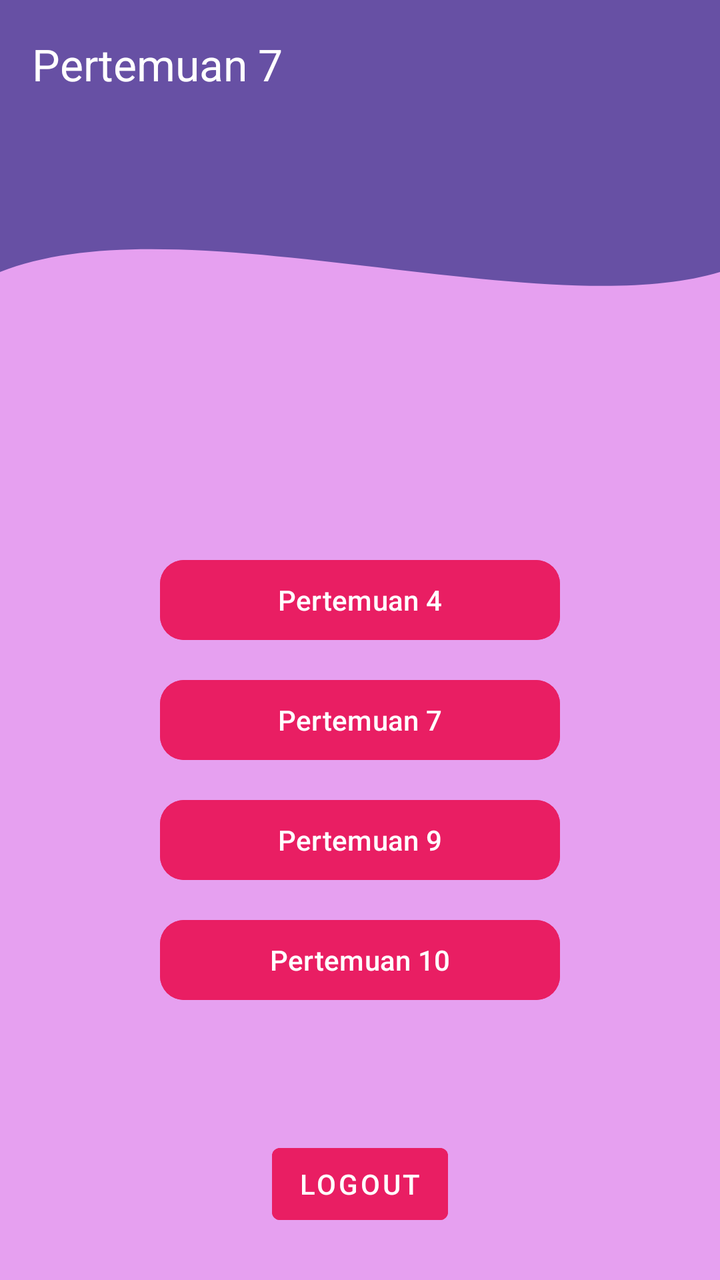
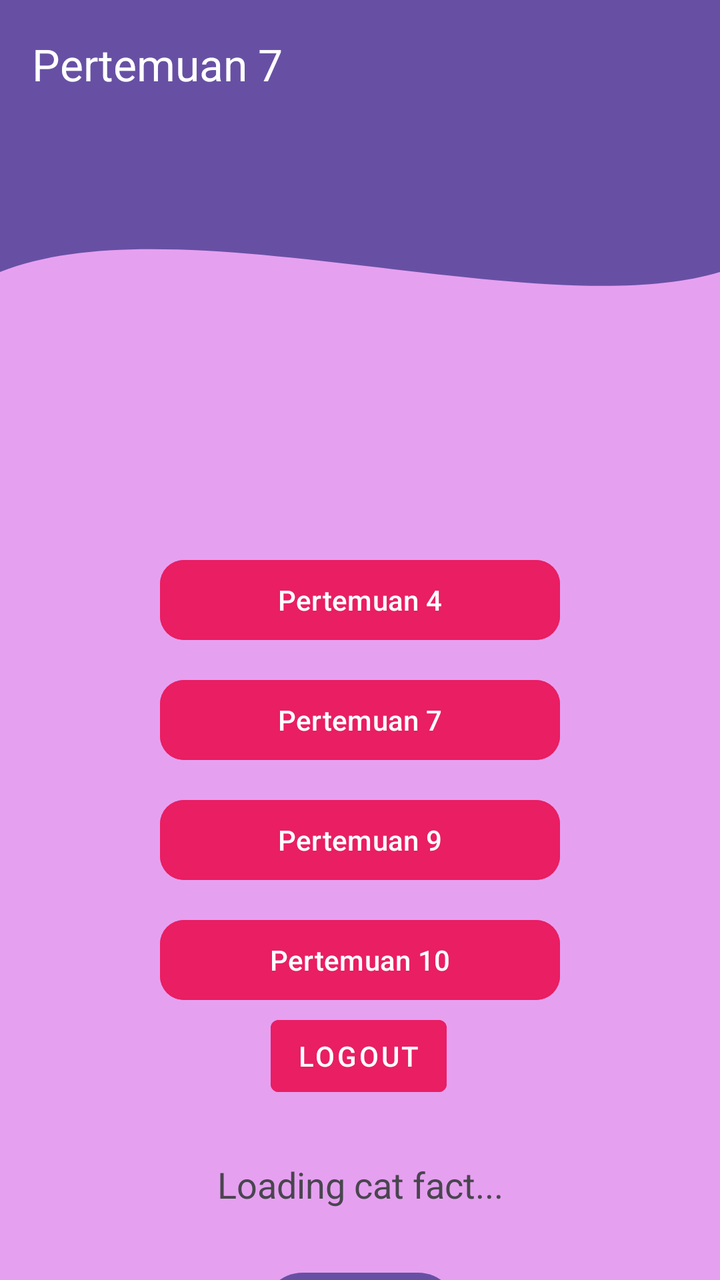

The first picture is an Android layout as it rendered before a commit; the second is the same layout after the commit. The layout source and the unified diff follow.
<!-- AndroidManifest.xml: application theme Theme.MersyaApps -->
<!-- res/layout/fragment_home.xml -->
<?xml version="1.0" encoding="utf-8"?>
<androidx.constraintlayout.widget.ConstraintLayout xmlns:android="http://schemas.android.com/apk/res/android"
    xmlns:app="http://schemas.android.com/apk/res-auto"
    xmlns:tools="http://schemas.android.com/tools"
    android:layout_width="match_parent"
    android:layout_height="match_parent"
    android:background="#65BF1BD8"
    tools:context=".Home.HomeFragment">

    <androidx.appcompat.widget.Toolbar
        android:id="@+id/toolbar"
        android:layout_width="0dp"
        android:layout_height="?attr/actionBarSize"
        android:background="?attr/colorPrimary"
        app:layout_constraintEnd_toEndOf="parent"
        app:layout_constraintStart_toStartOf="parent"
        app:layout_constraintTop_toTopOf="parent"
        app:title="Pertemuan 7"
        app:titleTextColor="@android:color/white" />

    <View
        android:id="@+id/background_header"
        android:layout_width="0dp"
        android:layout_height="180dp"
        android:background="@drawable/bg_header_wave"
        app:layout_constraintEnd_toEndOf="parent"
        app:layout_constraintStart_toStartOf="parent"
        app:layout_constraintTop_toBottomOf="@+id/toolbar" />

    <com.google.android.material.button.MaterialButton
        android:id="@+id/button1"
        android:layout_width="200dp"
        android:layout_height="wrap_content"
        android:layout_marginTop="32dp"
        android:backgroundTint="#E91E63"
        android:text="Pertemuan 4"
        android:textColor="@android:color/white"
        app:cornerRadius="12dp"
        app:layout_constraintEnd_toEndOf="parent"
        app:layout_constraintStart_toStartOf="parent"
        app:layout_constraintTop_toBottomOf="@+id/background_header" />

    <com.google.android.material.button.MaterialButton
        android:id="@+id/button2"
        android:layout_width="200dp"
        android:layout_height="wrap_content"
        android:layout_marginTop="12dp"
        android:backgroundTint="#E91E63"
        android:text="Pertemuan 7"
        android:textColor="@android:color/white"
        app:cornerRadius="12dp"
        app:layout_constraintEnd_toEndOf="parent"
        app:layout_constraintStart_toStartOf="parent"
        app:layout_constraintTop_toBottomOf="@+id/button1" />

    <com.google.android.material.button.MaterialButton
        android:id="@+id/button4"
        android:layout_width="200dp"
        android:layout_height="wrap_content"
        android:layout_marginTop="12dp"
        android:backgroundTint="#E91E63"
        android:text="Pertemuan 9"
        android:textColor="@android:color/white"
        app:cornerRadius="12dp"
        app:layout_constraintEnd_toEndOf="parent"
        app:layout_constraintStart_toStartOf="parent"
        app:layout_constraintTop_toBottomOf="@+id/button2" />

    <com.google.android.material.button.MaterialButton
        android:id="@+id/btnToTenth"
        android:layout_width="200dp"
        android:layout_height="wrap_content"
        android:layout_marginTop="12dp"
        android:backgroundTint="#E91E63"
        android:text="Pertemuan 10"
        android:textAllCaps="false"
        android:textColor="@android:color/white"
        app:cornerRadius="12dp"
        app:layout_constraintEnd_toEndOf="parent"
        app:layout_constraintStart_toStartOf="parent"
        app:layout_constraintTop_toBottomOf="@+id/button4" />

    <com.google.android.material.button.MaterialButton
        android:id="@+id/btnLogout"
        style="@style/Widget.MaterialComponents.Button.TextButton"
        android:layout_width="wrap_content"
        android:layout_height="wrap_content"
        android:layout_marginBottom="24dp"
        android:text="Logout"
        android:textColor="@color/white"
        android:backgroundTint="#E91E63"
        app:layout_constraintBottom_toBottomOf="parent"
        app:layout_constraintEnd_toEndOf="parent"
        app:layout_constraintStart_toStartOf="parent" />

</androidx.constraintlayout.widget.ConstraintLayout>
<!-- resources referenced by this layout -->
<resources>
  <color name="white">#FFFFFFFF</color>
  <!-- drawable bg_header_wave (drawable) -->
  <vector xmlns:android="http://schemas.android.com/apk/res/android"
      android:width="100dp"
      android:height="100dp"
      android:viewportWidth="100"
      android:viewportHeight="100">
  
      
      <path
          android:fillColor="?attr/colorPrimary"
          android:pathData="
              M0,0
              L100,0
              L100,40
              C 75,55
                25,20
                0,40
              Z"
      />
  </vector>
  <style name="Theme.MersyaApps" parent="Base.Theme.MersyaApps" />
  <style name="Base.Theme.MersyaApps" parent="Theme.Material3.DayNight.NoActionBar">
          
          
      </style>
</resources>

<!-- the commit's change to res/layout/fragment_home.xml (unified diff, before → after) -->
@@ -86,11 +86,36 @@
         android:layout_width="wrap_content"
         android:layout_height="wrap_content"
         android:layout_marginBottom="24dp"
+        android:backgroundTint="#E91E63"
         android:text="Logout"
         android:textColor="@color/white"
-        android:backgroundTint="#E91E63"
         app:layout_constraintBottom_toBottomOf="parent"
         app:layout_constraintEnd_toEndOf="parent"
-        app:layout_constraintStart_toStartOf="parent" />
+        app:layout_constraintHorizontal_bias="0.498"
+        app:layout_constraintStart_toStartOf="parent"
+        app:layout_constraintTop_toBottomOf="@+id/btnToTenth"
+        app:layout_constraintVertical_bias="0.0" />
 
+    <TextView
+        android:id="@+id/tvCatFact"
+        android:layout_width="match_parent"
+        android:layout_height="wrap_content"
+        android:layout_marginTop="28dp"
+        android:gravity="center"
+        android:text="Loading cat fact..."
+        android:textAlignment="center"
+        android:textSize="18sp"
+        app:layout_constraintEnd_toEndOf="parent"
+        app:layout_constraintStart_toStartOf="parent"
+        app:layout_constraintTop_toBottomOf="@+id/btnLogout" />
+
+    <Button
+        android:id="@+id/btnRefresh"
+        android:layout_width="wrap_content"
+        android:layout_height="wrap_content"
+        android:layout_marginTop="28dp"
+        android:text="Refresh"
+        app:layout_constraintEnd_toEndOf="parent"
+        app:layout_constraintStart_toStartOf="parent"
+        app:layout_constraintTop_toBottomOf="@+id/tvCatFact" />
 </androidx.constraintlayout.widget.ConstraintLayout>
